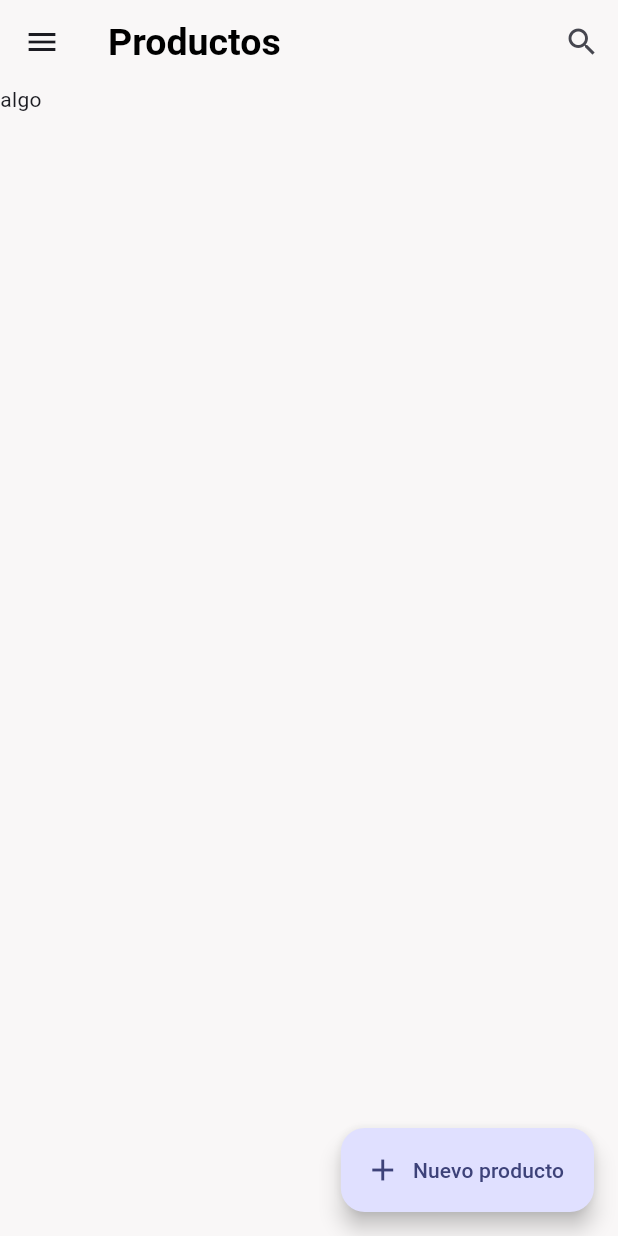
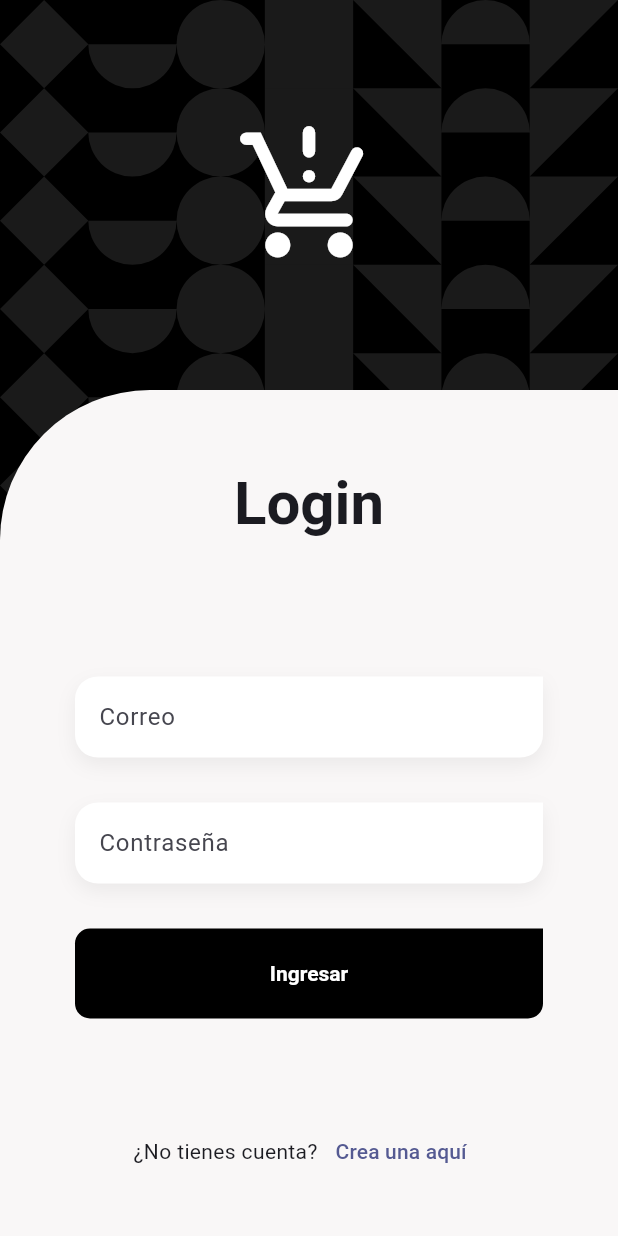
Before and after one commit to SergioCamiloCastillo/shop-teslo-flutter, a Flutter app: the screen it shows after launch, on a phone screen of 412 x 824 dp. Run offline on Flutter 3.47's test engine with Material 2 defaults, Android fonts, the light colour scheme and no system bars; our stand-ins replace go_router, google_fonts; project files that could hold a hidden picture were left out.

Commit message:
end screen style login and register

```diff
--- a/lib/config/router/app_router.dart
+++ b/lib/config/router/app_router.dart
@@ -1,7 +1,16 @@
 import 'package:go_router/go_router.dart';
-import 'package:teslo_shop_flutter/features/products/presentation/screens/products_screen.dart';
+import 'package:teslo_shop_flutter/features/auth/presentation/screens/screens.dart';
+import 'package:teslo_shop_flutter/features/products/presentation/screens/screens.dart';
 
-final appRouter = GoRouter(initialLocation: "/", routes: [
+final appRouter = GoRouter(initialLocation: "/login", routes: [
+   GoRoute(
+    path: "/register",
+    builder: (context, state) => RegisterScreen(),
+  ),
+  GoRoute(
+    path: "/login",
+    builder: (context, state) => LoginScreen(),
+  ),
   GoRoute(
     path: "/",
     builder: (context, state) => ProductsScreen(),
--- a/lib/features/auth/presentation/screens/login_screen.dart
+++ b/lib/features/auth/presentation/screens/login_screen.dart
@@ -0,0 +1,95 @@
+import 'package:flutter/material.dart';
+import 'package:go_router/go_router.dart';
+import 'package:teslo_shop_flutter/features/shared/shared.dart';
+
+class LoginScreen extends StatelessWidget {
+  const LoginScreen({super.key});
+
+  @override
+  Widget build(BuildContext context) {
+    final size = MediaQuery.of(context).size;
+    final scaffoldBackgroundColor = Theme.of(context).scaffoldBackgroundColor;
+
+    return GestureDetector(
+      onTap: () => FocusManager.instance.primaryFocus?.unfocus(),
+      child: Scaffold(
+          body: GeometricalBackground(
+              child: SingleChildScrollView(
+        physics: const ClampingScrollPhysics(),
+        child: Column(
+          crossAxisAlignment: CrossAxisAlignment.center,
+          children: [
+            const SizedBox(height: 80),
+            // Icon Banner
+            const Icon(
+              Icons.production_quantity_limits_rounded,
+              color: Colors.white,
+              size: 100,
+            ),
+            const SizedBox(height: 80),
+
+            Container(
+              height: size.height - 260, // 80 los dos sizebox y 100 el ícono
+              width: double.infinity,
+              decoration: BoxDecoration(
+                color: scaffoldBackgroundColor,
+                borderRadius:
+                    const BorderRadius.only(topLeft: Radius.circular(100)),
+              ),
+              child: const _LoginForm(),
+            )
+          ],
+        ),
+      ))),
+    );
+  }
+}
+
+class _LoginForm extends StatelessWidget {
+  const _LoginForm();
+
+  @override
+  Widget build(BuildContext context) {
+    final textStyles = Theme.of(context).textTheme;
+
+    return Padding(
+      padding: const EdgeInsets.symmetric(horizontal: 50),
+      child: Column(
+        children: [
+          const SizedBox(height: 50),
+          Text('Login', style: textStyles.titleLarge),
+          const SizedBox(height: 90),
+          const CustomTextFormField(
+            label: 'Correo',
+            keyboardType: TextInputType.emailAddress,
+          ),
+          const SizedBox(height: 30),
+          const CustomTextFormField(
+            label: 'Contraseña',
+            obscureText: true,
+          ),
+          const SizedBox(height: 30),
+          SizedBox(
+              width: double.infinity,
+              height: 60,
+              child: CustomFilledButton(
+                text: 'Ingresar',
+                buttonColor: Colors.black,
+                onPressed: () {},
+              )),
+          const Spacer(flex: 2),
+          Row(
+            mainAxisAlignment: MainAxisAlignment.center,
+            children: [
+              const Text('¿No tienes cuenta?'),
+              TextButton(
+                  onPressed: () => context.push('/register'),
+                  child: const Text('Crea una aquí'))
+            ],
+          ),
+          const Spacer(flex: 1),
+        ],
+      ),
+    );
+  }
+}
--- a/lib/features/auth/presentation/screens/screens.dart
+++ b/lib/features/auth/presentation/screens/screens.dart
@@ -0,0 +1,2 @@
+export 'login_screen.dart';
+export "register_screen.dart";
--- a/lib/features/products/presentation/screens/screens.dart
+++ b/lib/features/products/presentation/screens/screens.dart
@@ -1 +1 @@
-import 'products_screen.dart';
+export 'products_screen.dart';
--- a/lib/features/products/products.dart
+++ b/lib/features/products/products.dart
@@ -0,0 +1 @@
+export "presentation/screens/screens.dart";
--- /dev/null
+++ b/lib/features/shared/widgets/custom_text_form_field.dart
@@ -0,0 +1,72 @@
+import 'package:flutter/material.dart';
+
+
+class CustomTextFormField extends StatelessWidget {
+
+  final String? label;
+  final String? hint;
+  final String? errorMessage;
+  final bool obscureText;
+  final TextInputType? keyboardType;
+  final Function(String)? onChanged;
+  final String? Function(String?)? validator;
+
+  const CustomTextFormField({
+    super.key,
+    this.label,
+    this.hint,
+    this.errorMessage,
+    this.obscureText = false,
+    this.keyboardType = TextInputType.text,
+    this.onChanged,
+    this.validator,
+  });
+
+  @override
+  Widget build(BuildContext context) {
+
+    final colors = Theme.of(context).colorScheme;
+
+    final border = OutlineInputBorder(
+      borderSide: const BorderSide(color: Colors.transparent),
+      borderRadius: BorderRadius.circular(40)
+    );
+
+    const borderRadius = Radius.circular(15);
+
+    return Container(
+      // padding: const EdgeInsets.only(bottom: 0, top: 15),
+      decoration: BoxDecoration(
+        color: Colors.white,
+        borderRadius: const BorderRadius.only(topLeft: borderRadius, bottomLeft: borderRadius, bottomRight: borderRadius ),
+        boxShadow: [
+          BoxShadow(
+            color: Colors.black.withOpacity(0.06),
+            blurRadius: 10,
+            offset: const Offset(0,5)
+          )
+        ]
+      ),
+      child: TextFormField(
+        onChanged: onChanged,
+        validator: validator,
+        obscureText: obscureText,
+        keyboardType: keyboardType,
+        style: const TextStyle( fontSize: 20, color: Colors.black54 ),
+        decoration: InputDecoration(
+          floatingLabelStyle: const TextStyle(color: Colors.black, fontWeight: FontWeight.bold, fontSize: 18),
+          enabledBorder: border,
+          focusedBorder: border,
+          errorBorder: border.copyWith( borderSide: BorderSide( color: Colors.red.shade800 )),
+          focusedErrorBorder: border.copyWith( borderSide: BorderSide( color: Colors.red.shade800 )),
+          isDense: true,
+          label: label != null ? Text(label!) : null,
+          hintText: hint,
+          errorText: errorMessage,
+          focusColor: colors.primary,
+          // icon: Icon( Icons.supervised_user_circle_outlined, color: colors.primary, )
+        ),
+      ),
+    );
+  }
+}
--- /dev/null
+++ b/lib/features/shared/widgets/geometrical_background.dart
@@ -0,0 +1,324 @@
+import 'dart:math' show pi;
+import 'package:flutter/material.dart';
+
+
+class GeometricalBackground extends StatelessWidget {
+  final Widget child;
+  const GeometricalBackground({super.key, required this.child});
+
+  @override
+  Widget build(BuildContext context) {
+    final size = MediaQuery.of(context).size;
+    final backgroundColor = Theme.of(context).scaffoldBackgroundColor;
+    final borderSize = size.width / 7; // Este es el tamaño para colocar 7 elementos
+
+
+    final shapeWidgets = [
+      _Circle(borderSize),
+      _Square(borderSize),
+      _RightTriangle(borderSize),
+      _LeftTriangle(borderSize),
+      _Diamond(borderSize),
+      _SemiCircle(borderSize),
+      _SemiCircleInverted(borderSize),
+    ];
+
+
+    return SizedBox.expand(
+      child: Stack(
+        children: [
+
+          Positioned(child: Container(color: backgroundColor)),
+
+          // Background with shapes
+          Container(
+            height: size.height * 0.7,
+            decoration: const BoxDecoration(
+              color: Colors.black,
+            ),
+            child: Column(
+              children: [
+                ShapeRow(shapeWidgets: shapeWidgets),
+                ShapeRow(shapeWidgets: shapeWidgets),
+                ShapeRow(shapeWidgets: shapeWidgets),
+                ShapeRow(shapeWidgets: shapeWidgets),
+                ShapeRow(shapeWidgets: shapeWidgets),
+                ShapeRow(shapeWidgets: shapeWidgets),
+                ShapeRow(shapeWidgets: shapeWidgets),
+              ],
+            )
+          ),
+
+
+
+          // Child widget
+          child,
+        ],
+      ),
+    );
+  }
+}
+
+/// El objetivo de este widget es crear una final de figuras geometricas
+/// Es Stateful porque quiero mantener el estado del mismo
+/// El initState rompe la referencia para que lo pueda usar en varios lugares
+class ShapeRow extends StatefulWidget {
+  const ShapeRow({
+    super.key,
+    required this.shapeWidgets,
+  });
+
+  final List<Widget> shapeWidgets;
+
+  @override
+  State<ShapeRow> createState() => _ShapeRowState();
+}
+
+class _ShapeRowState extends State<ShapeRow> {
+
+  late List<Widget> shapeMixedUp;
+
+  @override
+  void initState() {
+    super.initState();
+    shapeMixedUp = [...widget.shapeWidgets];
+    shapeMixedUp.shuffle();
+  }
+
+  @override
+  Widget build(BuildContext context) {
+    return Row(children: shapeMixedUp);
+  }
+}
+
+class _Circle extends StatelessWidget {
+  final double borderSize;
+
+  const _Circle(this.borderSize);
+
+  @override
+  Widget build(BuildContext context) {
+    return Container(
+      width: borderSize,
+      height: borderSize,
+      decoration: BoxDecoration(
+        color: Colors.white10,
+        borderRadius: BorderRadius.circular(50)
+      ),
+    );
+  }
+}
+
+class _Square extends StatelessWidget {
+  final double borderSize;
+
+  const _Square(this.borderSize);
+
+
+  @override
+  Widget build(BuildContext context) {
+    return Container(
+      width: borderSize,
+      height: borderSize,
+      decoration: const BoxDecoration(
+        color: Colors.white10,
+      ),
+    );
+  }
+}
+
+class _RightTriangle extends StatelessWidget {
+  final double borderSize;
+
+  const _RightTriangle(this.borderSize);
+
+  @override
+  Widget build(BuildContext context) {
+    return SizedBox(
+      width: borderSize,
+      height: borderSize,
+      child: CustomPaint(
+        painter: _RightTrianglePainter(),
+      ),
+    );
+  }
+}
+
+class _RightTrianglePainter extends CustomPainter {
+
+  @override
+  void paint(Canvas canvas, Size size) {
+    final paint = Paint()
+      ..color = Colors.white10
+      ..style = PaintingStyle.fill;
+
+    final path = Path();
+    path..lineTo(size.width, 0)
+        ..lineTo(0, size.height);
+
+    canvas.drawPath(path, paint);
+  }
+
+  @override
+  bool shouldRepaint(_RightTrianglePainter oldDelegate) => false;
+}
+
+
+class _LeftTriangle extends StatelessWidget {
+  final double borderSize;
+
+  const _LeftTriangle(this.borderSize);
+
+  @override
+  Widget build(BuildContext context) {
+    return SizedBox(
+      width: borderSize,
+      height: borderSize,
+      child: CustomPaint(
+        painter: _LeftTrianglePainter(),
+      ),
+    );
+  }
+}
+
+class _LeftTrianglePainter extends CustomPainter {
+
+  @override
+  void paint(Canvas canvas, Size size) {
+    final paint = Paint()
+      ..color = Colors.white10
+      ..style = PaintingStyle.fill;
+
+    final path = Path();
+    path..lineTo(size.width, 0)
+        ..lineTo(size.width, size.height);
+
+    canvas.drawPath(path, paint);
+  }
+
+  @override
+  bool shouldRepaint(_LeftTrianglePainter oldDelegate) => false;
+}
+
+
+class _Diamond extends StatelessWidget {
+  final double borderSize;
+
+  const _Diamond(this.borderSize);
+
+  @override
+  Widget build(BuildContext context) {
+    return SizedBox(
+      width: borderSize,
+      height: borderSize,
+      child: CustomPaint(
+        painter: _DiamondPainter(),
+      ),
+    );
+  }
+}
+
+class _DiamondPainter extends CustomPainter {
+
+  @override
+  void paint(Canvas canvas, Size size) {
+    final paint = Paint()
+      ..color = Colors.white10
+      ..style = PaintingStyle.fill;
+
+    final path = Path();
+    path..moveTo(size.width * 0.5, 0 )
+        ..lineTo(0, size.height * 0.5)
+        ..lineTo(size.width * 0.5, size.height)
+        ..lineTo(size.width, size.height * 0.5);
+
+    canvas.drawPath(path, paint);
+  }
+
+  @override
+  bool shouldRepaint(_DiamondPainter oldDelegate) => false;
+}
+
+
+class _SemiCircle extends StatelessWidget {
+  final double borderSize;
+
+  const _SemiCircle(this.borderSize);
+
+  @override
+  Widget build(BuildContext context) {
+    return SizedBox(
+      width: borderSize,
+      height: borderSize,
+      child: CustomPaint(
+        painter: _SemiCirclePainter(),
+      ),
+    );
+  }
+}
+
+class _SemiCirclePainter extends CustomPainter {
+
+  @override
+  void paint(Canvas canvas, Size size) {
+    final paint = Paint()
+      ..color = Colors.white10
+      ..style = PaintingStyle.fill;
+
+    canvas.drawArc(
+      Rect.fromCenter(
+        center: Offset(size.height/2, size.width/2),
+        width: size.width,
+        height: size.height
+      ),
+      pi,
+      pi,
+      false,
+      paint
+    );
+  }
+
+  @override
+  bool shouldRepaint(_SemiCirclePainter oldDelegate) => false;
+}
+class _SemiCircleInverted extends StatelessWidget {
+  final double borderSize;
+
+  const _SemiCircleInverted(this.borderSize);
+
+  @override
+  Widget build(BuildContext context) {
+    return SizedBox(
+      width: borderSize,
+      height: borderSize,
+      child: CustomPaint(
+        painter: _SemiCircleInvertedPainter(),
+      ),
+    );
+  }
+}
+
+class _SemiCircleInvertedPainter extends CustomPainter {
+
+  @override
+  void paint(Canvas canvas, Size size) {
+    final paint = Paint()
+      ..color = Colors.white10
+      ..style = PaintingStyle.fill;
+
+    canvas.drawArc(
+      Rect.fromCenter(
+        center: Offset(size.height/2, size.width/2),
+        width: size.width,
+        height: size.height
+      ),
+      pi,
+      -pi,
+      false,
+      paint
+    );
+  }
+
+  @override
+  bool shouldRepaint(_SemiCircleInvertedPainter oldDelegate) => false;
+}
--- a/lib/features/shared/widgets/widgets.dart
+++ b/lib/features/shared/widgets/widgets.dart
@@ -1,2 +1,4 @@
 export 'side_menu.dart';
 export 'custom_filled_button.dart';
+export 'geometrical_background.dart';
+export 'custom_text_form_field.dart';
```
Also changed, not shown: lib/features/auth/presentation/screens/register_screen.dart (+124 -0 lines).
